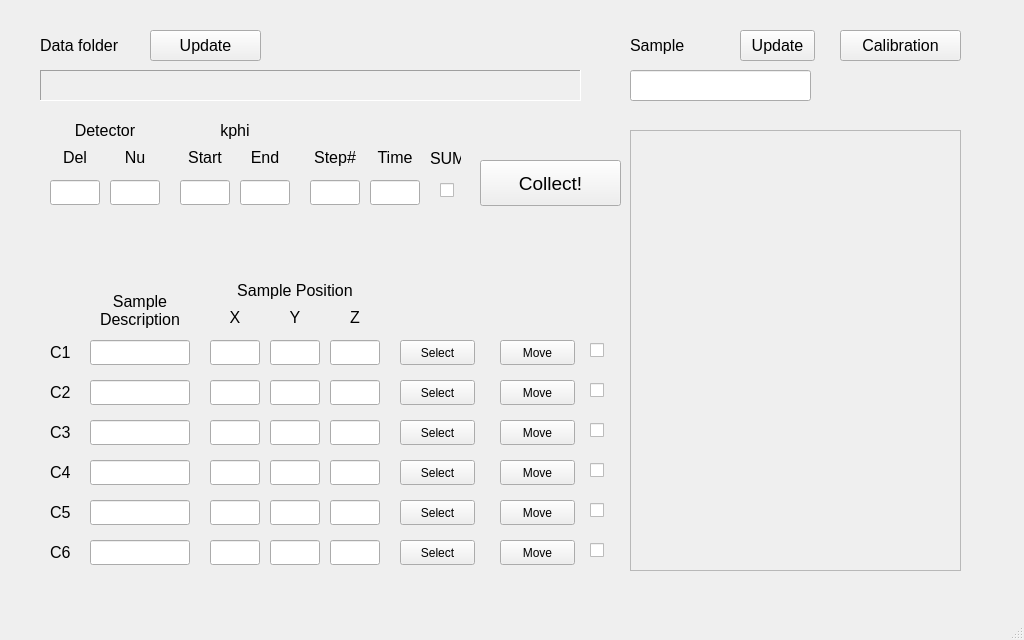
First picture: the form in BMCXtal/V1.00/BMCXtal_ui.ui, repository zhangdongzhou/PX2_tools, before the edit.
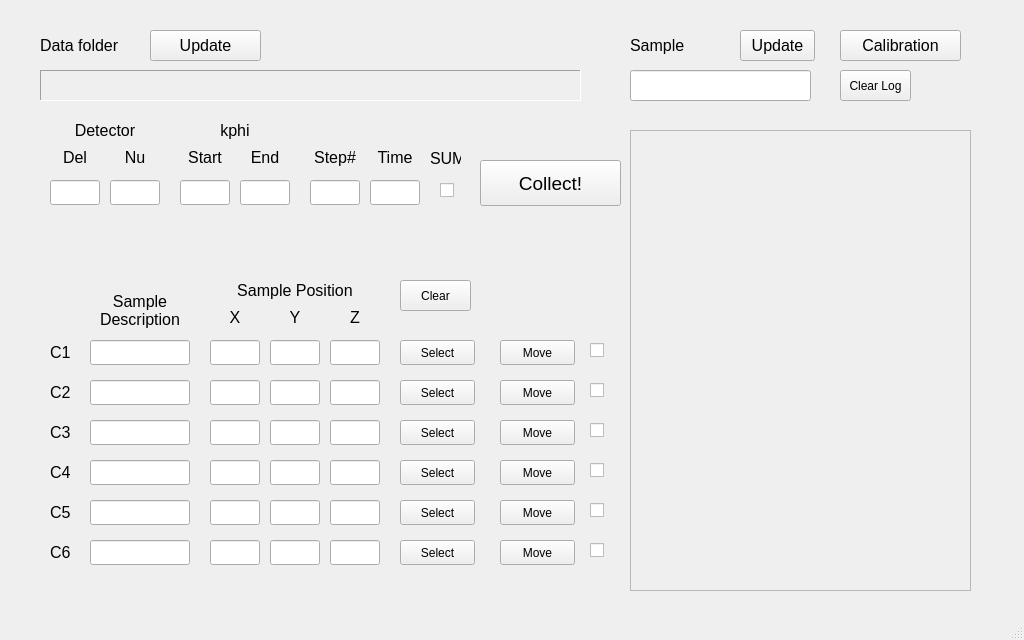
Second picture: the form after the edit.

Commit message: BMCXtal improvement: scroll bug fix and clear buttons

Diff of the .ui file:
```diff
--- a/BMCXtal/V1.00/BMCXtal_ui.ui
+++ b/BMCXtal/V1.00/BMCXtal_ui.ui
@@ -983,8 +983,8 @@
      <rect>
       <x>630</x>
       <y>130</y>
-      <width>331</width>
-      <height>441</height>
+      <width>341</width>
+      <height>461</height>
      </rect>
     </property>
     <property name="widgetResizable">
@@ -995,18 +995,15 @@
       <rect>
        <x>0</x>
        <y>0</y>
-       <width>329</width>
-       <height>439</height>
+       <width>339</width>
+       <height>459</height>
       </rect>
      </property>
+     <layout class="QVBoxLayout" name="verticalLayout">
+      <item>
      <widget class="QLabel" name="LogL1">
-      <property name="geometry">
-       <rect>
-        <x>0</x>
-        <y>0</y>
-        <width>331</width>
-        <height>441</height>
-       </rect>
+        <property name="focusPolicy">
+         <enum>Qt::ClickFocus</enum>
       </property>
       <property name="text">
        <string/>
@@ -1015,6 +1012,8 @@
        <set>Qt::TextSelectableByMouse</set>
       </property>
      </widget>
+      </item>
+     </layout>
     </widget>
    </widget>
    <widget class="QLabel" name="warn1">
@@ -1256,6 +1255,32 @@
      <string/>
     </property>
    </widget>
+   <widget class="QPushButton" name="Clear1">
+    <property name="geometry">
+     <rect>
+      <x>400</x>
+      <y>280</y>
+      <width>71</width>
+      <height>31</height>
+     </rect>
+    </property>
+    <property name="text">
+     <string>Clear</string>
+    </property>
+   </widget>
+   <widget class="QPushButton" name="Clear2">
+    <property name="geometry">
+     <rect>
+      <x>840</x>
+      <y>70</y>
+      <width>71</width>
+      <height>31</height>
+     </rect>
+    </property>
+    <property name="text">
+     <string>Clear Log</string>
+    </property>
+   </widget>
   </widget>
   <widget class="QStatusBar" name="statusbar"/>
  </widget>
```
Lines whose indentation alone changed are shown as unchanged. The commit also changes 9 other files.
